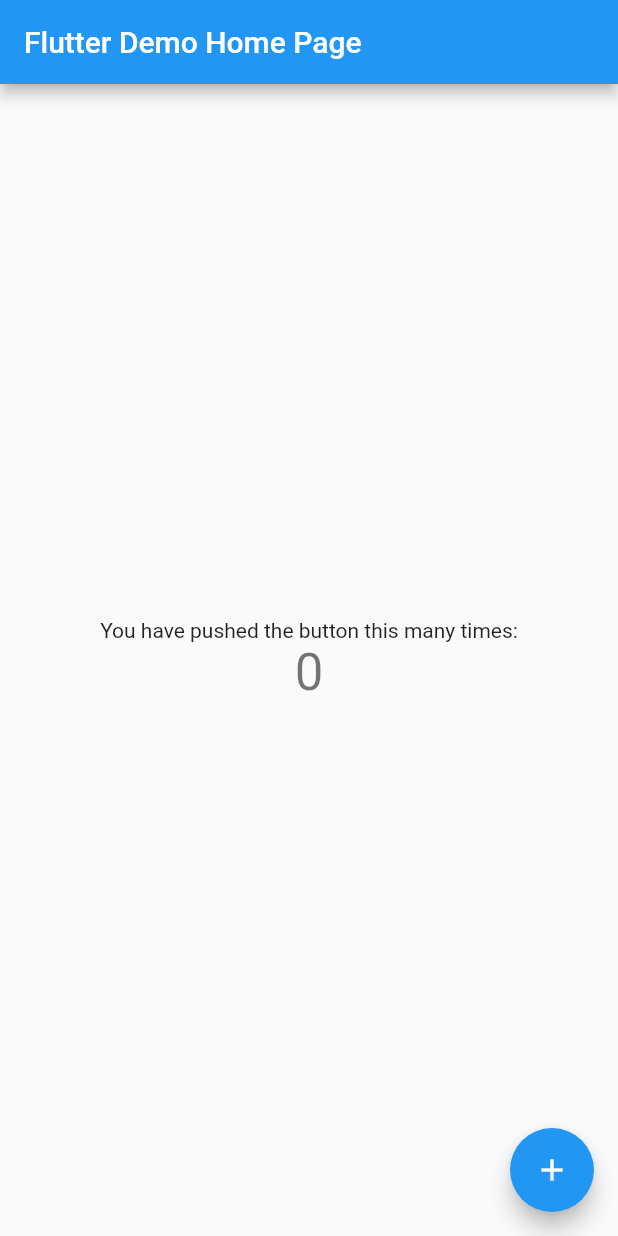
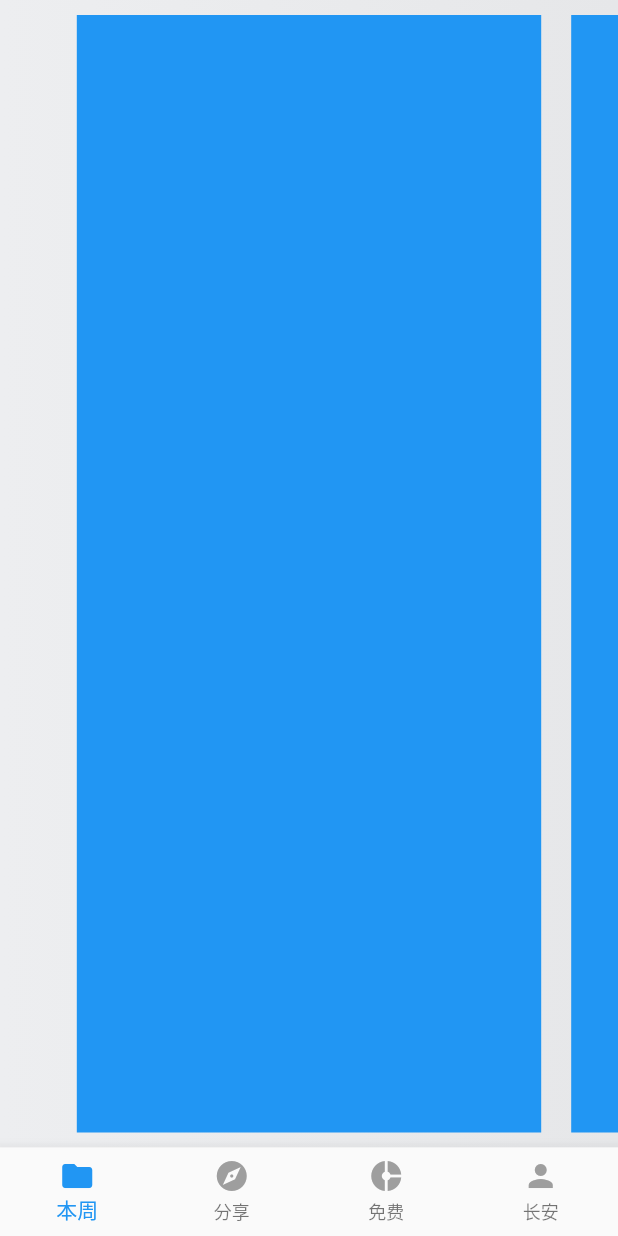
Before and after one commit to crazyvalse/flutter_wxbook_demo, a Flutter app: the screen it shows after launch, on a phone screen of 412 x 824 dp. Run offline on Flutter 3.47's test engine with Material 2 defaults, Android fonts, the phone set to English and light mode, and no system bars.

Commit message:
初步实现 滑动

```diff
--- /dev/null
+++ b/lib/app.dart
@@ -0,0 +1,66 @@
+import 'package:flutter/material.dart';
+import 'package:flutter_wxbook_demo/content_tabs.dart';
+
+class App extends StatefulWidget {
+  @override
+  _AppState createState() => _AppState();
+}
+
+class _AppState extends State<App> {
+  int _currentIndex = 0;
+
+  @override
+  Widget build(BuildContext context) {
+    return Scaffold(
+      body: Container(
+        // 设置背景、边框、渐变等
+        decoration: BoxDecoration(
+          // 过渡渐变
+          gradient: LinearGradient(colors: [
+            Color(0xffedeef0),
+            Color(0xffe6e7e9),
+          ]),
+        ),
+        child: ContentTabs(),
+      ),
+      bottomNavigationBar: BottomNavigationBar(
+        // 解决显示不全的问题
+        type: BottomNavigationBarType.fixed,
+        items: <BottomNavigationBarItem>[
+          _getBottomNavigationBarItem('本周', Icons.folder, 0),
+          _getBottomNavigationBarItem('分享', Icons.explore, 1),
+          _getBottomNavigationBarItem('免费', Icons.donut_small, 2),
+          _getBottomNavigationBarItem('长安', Icons.person, 3),
+        ],
+        currentIndex: _currentIndex,
+        onTap: (int index) {
+          setState(() {
+            _currentIndex = index;
+          });
+        },
+      ),
+    );
+  }
+
+  _getBottomNavigationBarItem(String title, IconData icon, int index) {
+    return new BottomNavigationBarItem(
+      // 默认情况下
+      icon: Icon(
+        icon,
+        color: Colors.grey,
+      ),
+      // 激活情况下
+      activeIcon: Icon(
+        icon,
+        color: Colors.blue,
+      ),
+      // 标题
+      title: Text(
+        title,
+        style: TextStyle(
+          color: _currentIndex == index ? Colors.blue : Colors.grey,
+        ),
+      ),
+    );
+  }
+}
--- /dev/null
+++ b/lib/content_tabs.dart
@@ -0,0 +1,47 @@
+import 'package:flutter/material.dart';
+
+class ContentTabs extends StatefulWidget {
+  @override
+  _ContentTabsState createState() => _ContentTabsState();
+}
+
+class _ContentTabsState extends State<ContentTabs> {
+  PageController _pageController = new PageController(
+    viewportFraction: 0.8,
+  );
+
+  @override
+  Widget build(BuildContext context) {
+    return Column(
+      children: <Widget>[
+        // 需要撑开布局
+        Expanded(
+          // Tab 切换用的类
+          child: PageView(
+            controller: _pageController,
+            onPageChanged: (int page){
+              print(page);
+            },
+            children: <Widget>[
+              _getWidgetItem(),
+              _getWidgetItem(),
+              _getWidgetItem(),
+              _getWidgetItem(),
+            ],
+          ),
+        )
+      ],
+    );
+  }
+
+  _getWidgetItem() {
+    return Padding(
+      padding: EdgeInsets.all(10),
+      child: Container(
+        decoration: BoxDecoration(
+          color: Colors.blue,
+        ),
+      ),
+    );
+  }
+}
--- a/lib/main.dart
+++ b/lib/main.dart
@@ -1,4 +1,5 @@
 import 'package:flutter/material.dart';
+import 'package:flutter_wxbook_demo/app.dart';
 
 void main() => runApp(MyApp());
 
@@ -20,92 +21,7 @@ class MyApp extends StatelessWidget {
         // is not restarted.
         primarySwatch: Colors.blue,
       ),
-      home: MyHomePage(title: 'Flutter Demo Home Page'),
+      home: App()
     );
   }
 }
-
-class MyHomePage extends StatefulWidget {
-  MyHomePage({Key key, this.title}) : super(key: key);
-
-  // This widget is the home page of your application. It is stateful, meaning
-  // that it has a State object (defined below) that contains fields that affect
-  // how it looks.
-
-  // This class is the configuration for the state. It holds the values (in this
-  // case the title) provided by the parent (in this case the App widget) and
-  // used by the build method of the State. Fields in a Widget subclass are
-  // always marked "final".
-
-  final String title;
-
-  @override
-  _MyHomePageState createState() => _MyHomePageState();
-}
-
-class _MyHomePageState extends State<MyHomePage> {
-  int _counter = 0;
-
-  void _incrementCounter() {
-    setState(() {
-      // This call to setState tells the Flutter framework that something has
-      // changed in this State, which causes it to rerun the build method below
-      // so that the display can reflect the updated values. If we changed
-      // _counter without calling setState(), then the build method would not be
-      // called again, and so nothing would appear to happen.
-      _counter++;
-    });
-  }
-
-  @override
-  Widget build(BuildContext context) {
-    // This method is rerun every time setState is called, for instance as done
-    // by the _incrementCounter method above.
-    //
-    // The Flutter framework has been optimized to make rerunning build methods
-    // fast, so that you can just rebuild anything that needs updating rather
-    // than having to individually change instances of widgets.
-    return Scaffold(
-      appBar: AppBar(
-        // Here we take the value from the MyHomePage object that was created by
-        // the App.build method, and use it to set our appbar title.
-        title: Text(widget.title),
-      ),
-      body: Center(
-        // Center is a layout widget. It takes a single child and positions it
-        // in the middle of the parent.
-        child: Column(
-          // Column is also layout widget. It takes a list of children and
-          // arranges them vertically. By default, it sizes itself to fit its
-          // children horizontally, and tries to be as tall as its parent.
-          //
-          // Invoke "debug painting" (press "p" in the console, choose the
-          // "Toggle Debug Paint" action from the Flutter Inspector in Android
-          // Studio, or the "Toggle Debug Paint" command in Visual Studio Code)
-          // to see the wireframe for each widget.
-          //
-          // Column has various properties to control how it sizes itself and
-          // how it positions its children. Here we use mainAxisAlignment to
-          // center the children vertically; the main axis here is the vertical
-          // axis because Columns are vertical (the cross axis would be
-          // horizontal).
-          mainAxisAlignment: MainAxisAlignment.center,
-          children: <Widget>[
-            Text(
-              'You have pushed the button this many times:',
-            ),
-            Text(
-              '$_counter',
-              style: Theme.of(context).textTheme.display1,
-            ),
-          ],
-        ),
-      ),
-      floatingActionButton: FloatingActionButton(
-        onPressed: _incrementCounter,
-        tooltip: 'Increment',
-        child: Icon(Icons.add),
-      ), // This trailing comma makes auto-formatting nicer for build methods.
-    );
-  }
-}
```
Also changed, not shown: 1 other file.
